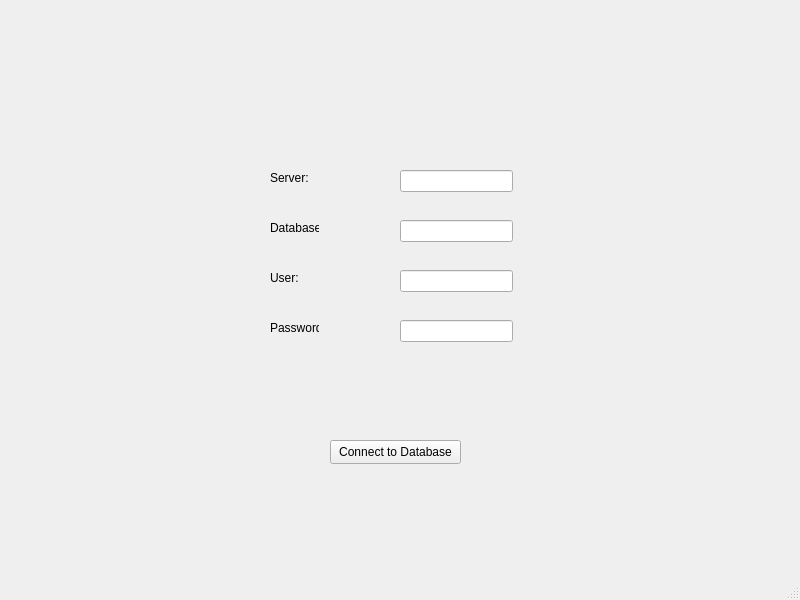
The window that datapalettemainwindow.ui (Treamas/DataPalette) describes before a commit, drawn with Qt 5.
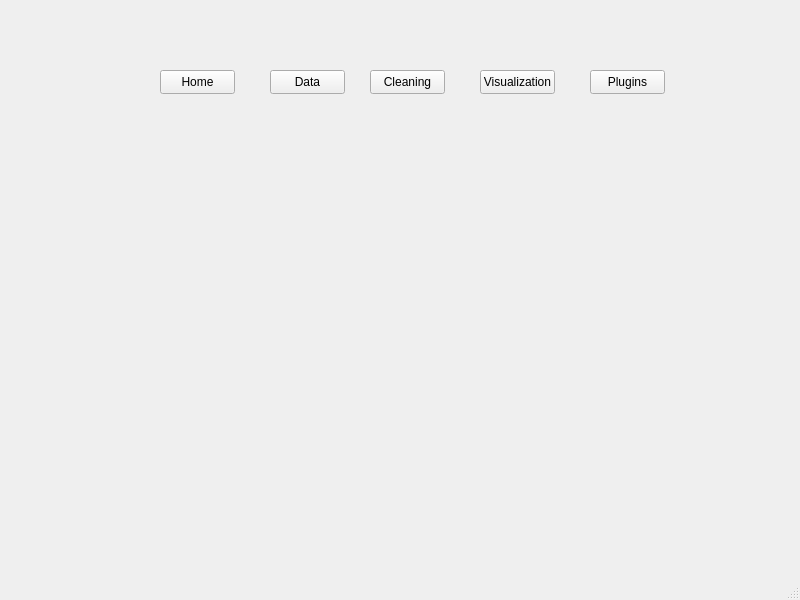
The same window after the commit.

The edit to the form file:
```diff
--- a/datapalettemainwindow.ui
+++ b/datapalettemainwindow.ui
@@ -17,106 +17,78 @@
    <widget class="QPushButton" name="dbConnectionButton">
     <property name="geometry">
      <rect>
-      <x>330</x>
-      <y>440</y>
-      <width>131</width>
+      <x>370</x>
+      <y>70</y>
+      <width>75</width>
       <height>24</height>
      </rect>
     </property>
     <property name="text">
-     <string>Connect to Database</string>
+     <string>Cleaning</string>
     </property>
    </widget>
-   <widget class="QLineEdit" name="dbLineEdit">
+   <widget class="QStackedWidget" name="stackedWidget">
     <property name="geometry">
      <rect>
-      <x>400</x>
-      <y>220</y>
-      <width>113</width>
-      <height>22</height>
-     </rect>
-    </property>
-   </widget>
-   <widget class="QLineEdit" name="userLineEdit">
-    <property name="geometry">
-     <rect>
-      <x>400</x>
-      <y>270</y>
-      <width>113</width>
-      <height>22</height>
-     </rect>
-    </property>
-   </widget>
-   <widget class="QLineEdit" name="passwordLineEdit">
-    <property name="geometry">
-     <rect>
-      <x>400</x>
-      <y>320</y>
-      <width>113</width>
-      <height>22</height>
-     </rect>
-    </property>
-   </widget>
-   <widget class="QLineEdit" name="serverLinedEdit">
-    <property name="geometry">
-     <rect>
-      <x>400</x>
+      <x>10</x>
       <y>170</y>
-      <width>113</width>
-      <height>22</height>
+      <width>771</width>
+      <height>381</height>
      </rect>
     </property>
+    <widget class="QWidget" name="page"/>
+    <widget class="QWidget" name="page_2"/>
    </widget>
-   <widget class="QLabel" name="serverLabel">
+   <widget class="QPushButton" name="homeButton">
     <property name="geometry">
      <rect>
-      <x>270</x>
-      <y>170</y>
-      <width>49</width>
-      <height>16</height>
+      <x>160</x>
+      <y>70</y>
+      <width>75</width>
+      <height>24</height>
      </rect>
     </property>
     <property name="text">
-     <string>Server:</string>
+     <string>Home</string>
     </property>
    </widget>
-   <widget class="QLabel" name="dbLabel">
+   <widget class="QPushButton" name="dataButton">
     <property name="geometry">
      <rect>
       <x>270</x>
-      <y>220</y>
-      <width>49</width>
-      <height>16</height>
+      <y>70</y>
+      <width>75</width>
+      <height>24</height>
      </rect>
     </property>
     <property name="text">
-     <string>Database:</string>
+     <string>Data</string>
     </property>
    </widget>
-   <widget class="QLabel" name="userLabel">
+   <widget class="QPushButton" name="visualizationButton">
     <property name="geometry">
      <rect>
-      <x>270</x>
-      <y>270</y>
-      <width>49</width>
-      <height>16</height>
+      <x>480</x>
+      <y>70</y>
+      <width>75</width>
+      <height>24</height>
      </rect>
     </property>
     <property name="text">
-     <string>User:</string>
+     <string>Visualization</string>
     </property>
    </widget>
-   <widget class="QLabel" name="passwordLabel">
+   <widget class="QPushButton" name="pluginButton">
     <property name="geometry">
      <rect>
-      <x>270</x>
-      <y>320</y>
-      <width>49</width>
-      <height>16</height>
+      <x>590</x>
+      <y>70</y>
+      <width>75</width>
+      <height>24</height>
      </rect>
     </property>
     <property name="text">
-     <string>Password:</string>
+     <string>Plugins</string>
     </property>
    </widget>
   </widget>
```
Left out of the diff: 2 changed lines with no effect on the pictures.
